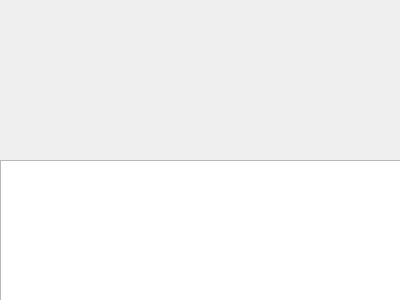
Old version of the form src/gui/panel/messageWidget.ui in the repository Midoritotoro/TelegramQuickView.
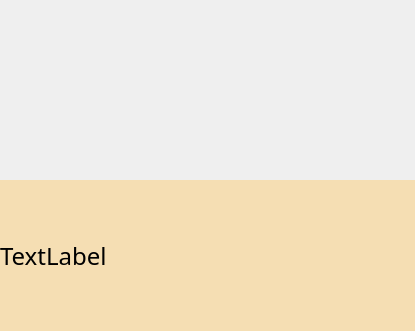
New version of the form.

The edit to the form file:
```diff
--- a/src/gui/panel/messageWidget.ui
+++ b/src/gui/panel/messageWidget.ui
@@ -6,24 +6,36 @@
    <rect>
     <x>0</x>
     <y>0</y>
-    <width>400</width>
-    <height>300</height>
+    <width>415</width>
+    <height>331</height>
    </rect>
   </property>
   <property name="windowTitle">
    <string>Form</string>
   </property>
-  <widget class="QPlainTextEdit" name="plainTextEdit">
+  <property name="styleSheet">
+   <string notr="true">*{
+font-family: centry gothic;
+font-size: 24px;
+}</string>
+  </property>
+  <widget class="QLabel" name="label">
    <property name="geometry">
     <rect>
      <x>0</x>
-     <y>160</y>
-     <width>401</width>
-     <height>141</height>
+     <y>180</y>
+     <width>421</width>
+     <height>151</height>
     </rect>
    </property>
-   <property name="plainText">
-    <string/>
+   <property name="styleSheet">
+    <string notr="true">QLabel {
+background: Wheat;
+color: black;
+}</string>
+   </property>
+   <property name="text">
+    <string>TextLabel</string>
    </property>
   </widget>
  </widget>
```
